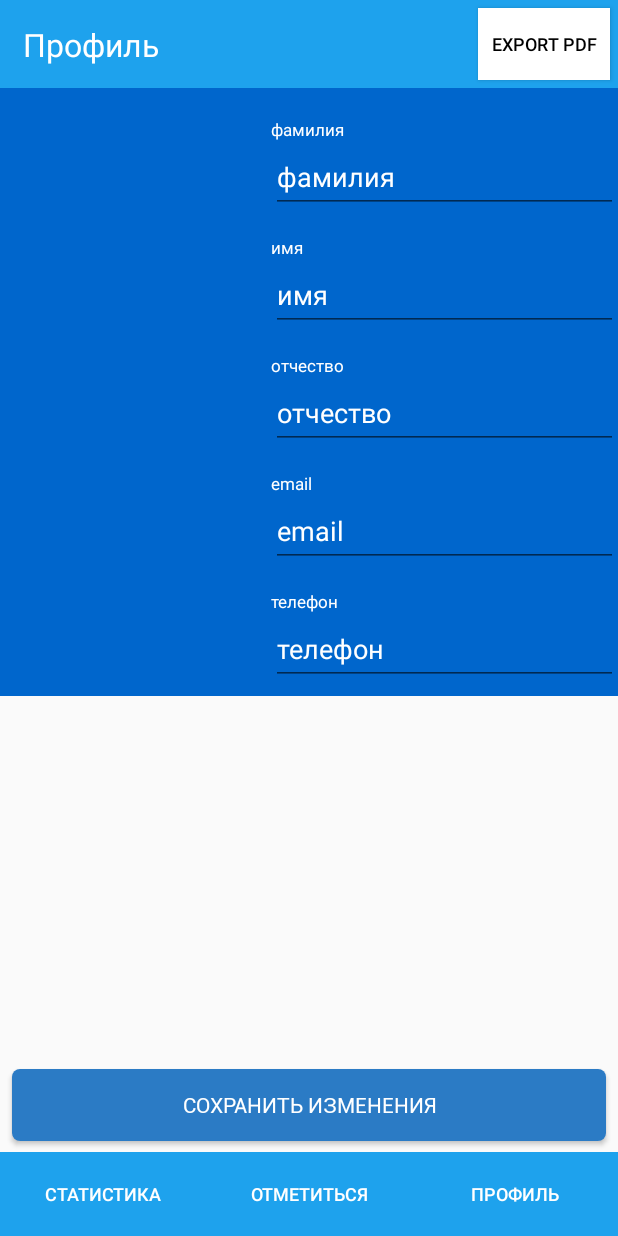
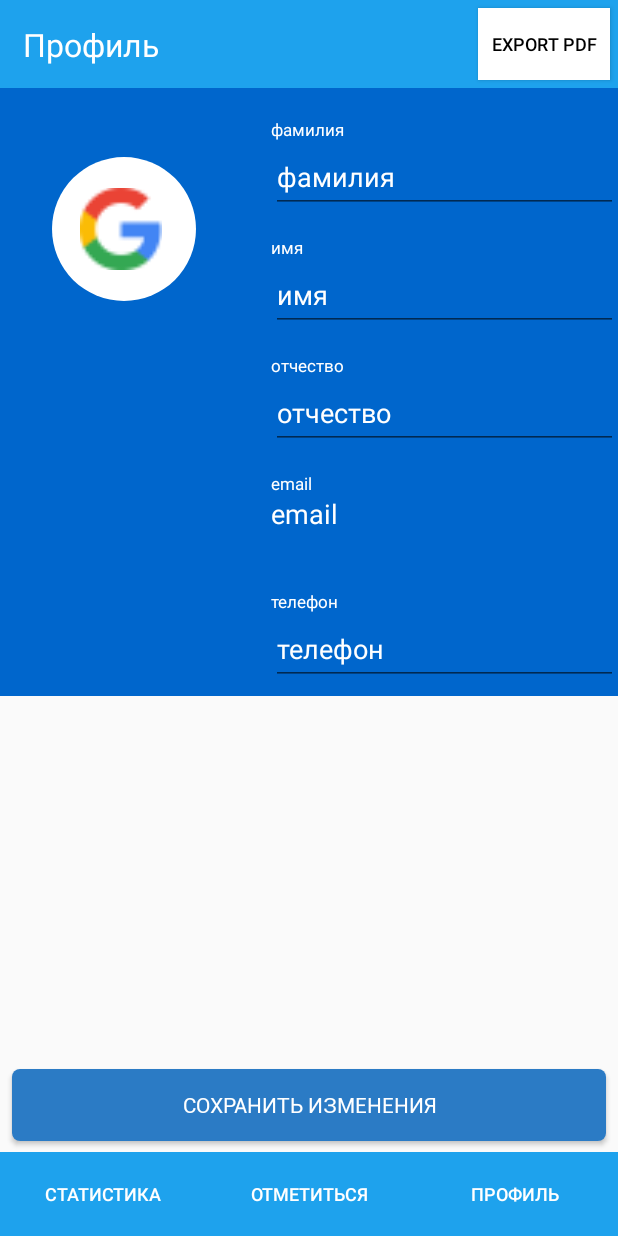
Before and after one commit to OSLL/adfmp1h22-attendance, an Android app: the fragment FragmentProfileEdit placed in its activity, after a tap on "ПРОФИЛЬ", on a phone screen of 412 x 824 dp. Run offline under Robolectric (Android 15) with nearby library versions, the phone set to English and light mode, and no system bars; our stand-ins replace CircleImageView; libraries missing offline, so code that uses them is left out: com.theartofdev.edmodo; 15 statements that could not run were skipped.

Commit message:
Enable change Image + disable change email

```diff
--- a/app/app/build.gradle
+++ b/app/app/build.gradle
@@ -39,13 +39,12 @@ android {
 }
 
 dependencies {
-
+    api 'com.theartofdev.edmodo:android-image-cropper:2.8.0'
     implementation 'androidx.core:core-ktx:1.7.0'
     implementation 'androidx.appcompat:appcompat:1.4.1'
     implementation 'com.google.android.material:material:1.5.0'
     implementation 'androidx.constraintlayout:constraintlayout:2.1.3'
-    //implementation 'info.androidhive:fontawesome:0.0.5'
-    //implementation 'com.android.support:appcompat-v7:26.1.0'
+    implementation 'de.hdodenhof:circleimageview:3.1.0'
     implementation 'androidx.legacy:legacy-support-v4:1.0.0'
     implementation 'androidx.recyclerview:recyclerview:1.2.1'
     implementation 'androidx.databinding:databinding-runtime:4.2.2'
@@ -53,6 +52,5 @@ dependencies {
     testImplementation 'junit:junit:4.13.2'
     androidTestImplementation 'androidx.test.ext:junit:1.1.3'
     androidTestImplementation 'androidx.test.espresso:espresso-core:3.4.0'
-    implementation 'de.hdodenhof:circleimageview:1.1.0'
     implementation 'com.google.android.gms:play-services-location:19.0.1'
 }
--- a/app/app/src/main/AndroidManifest.xml
+++ b/app/app/src/main/AndroidManifest.xml
@@ -5,6 +5,8 @@
     <uses-permission android:name="android.permission.INTERNET"/>
     <uses-permission android:name="android.permission.ACCESS_COARSE_LOCATION"/>
     <uses-permission android:name="android.permission.ACCESS_FINE_LOCATION"/>
+    <uses-permission android:name="android.permission.READ_EXTERNAL_STORAGE"/>
+    <uses-permission android:name="android.permission.WRITE_EXTERNAL_STORAGE"/>
 
     <application
         android:allowBackup="true"
@@ -14,6 +16,8 @@
         android:supportsRtl="true"
         android:usesCleartextTraffic="true"
         android:theme="@style/AppTheme">
+        <activity android:name="com.theartofdev.edmodo.cropper.CropImageActivity"
+            android:theme="@style/Base.Theme.AppCompat"/>
         <activity
             android:name=".LoginActivity"
             android:noHistory="true"
--- a/app/app/src/main/java/com/example/attendingfix/FragmentProfileEdit.kt
+++ b/app/app/src/main/java/com/example/attendingfix/FragmentProfileEdit.kt
@@ -1,12 +1,24 @@
 package com.example.attendingfix
 
+import android.R.attr.path
+import android.content.Context
+import android.graphics.BitmapFactory
 import android.os.Bundle
+import android.util.Log
 import android.view.LayoutInflater
 import android.view.View
 import android.view.ViewGroup
 import android.widget.Button
 import android.widget.EditText
+import android.widget.ImageView
+import android.widget.TextView
 import androidx.fragment.app.Fragment
+import com.theartofdev.edmodo.cropper.CropImage
+import com.theartofdev.edmodo.cropper.CropImageView
+import java.io.File
+import java.io.FileInputStream
+import java.io.FileNotFoundException
+
 
 /**
  * A simple [Fragment] subclass.
@@ -30,15 +42,42 @@ class FragmentProfileEdit : Fragment() {
         return inflater.inflate(R.layout.fragment_profile_edit, container, false)
     }
 
+    private fun  changePhotoUser(){
+        CropImage.activity()
+            .setAspectRatio(1, 1)
+            .setRequestedSize(600, 600)
+            .setCropShape(CropImageView.CropShape.OVAL)
+            .start(requireActivity())
+    }
+
     override fun onViewCreated(view: View, savedInstanceState: Bundle?) {
         super.onViewCreated(view, savedInstanceState)
 
         val name: EditText = view.findViewById(R.id.nameValue_edit)
         val surname: EditText = view.findViewById(R.id.surnameValue_edit)
         val parentName: EditText = view.findViewById(R.id.parentNameValue_edit)
-        val email: EditText = view.findViewById(R.id.emailValue_edit)
+        val email: TextView = view.findViewById(R.id.emailValue_edit)
         val phone: EditText = view.findViewById(R.id.phoneValue_edit)
+        val personalImage = view.findViewById<ImageView>(R.id.profile_image)
         val saveProfileButton: Button = view.findViewById(R.id.btn_saveProfile)
+
+        personalImage.setOnClickListener {
+            changePhotoUser()
+        }
+
+        val APP_PREFERENCES: String = "storeddata"
+        val APP_PREFERENCES_PROFILE_IMAGE = "ProfileImage"
+
+        val mSettings = requireActivity().getSharedPreferences(APP_PREFERENCES, Context.MODE_PRIVATE)
+
+        try {
+            val f = File(mSettings.getString(APP_PREFERENCES_PROFILE_IMAGE, null), "profile.jpg")
+            val b = BitmapFactory.decodeStream(FileInputStream(f))
+            Log.d("TAG", "Hello!")
+            personalImage.setImageBitmap(b)
+        } catch (e: FileNotFoundException) {
+            //means there is no image selected yet
+        }
 
         name.setText(userInfo[2])
         surname.setText(userInfo[1])
--- a/app/app/src/main/java/com/example/attendingfix/LoginActivity.kt
+++ b/app/app/src/main/java/com/example/attendingfix/LoginActivity.kt
@@ -75,7 +75,7 @@ class LoginActivity : AppCompatActivity() {
                             val intent = Intent(this, MainActivity::class.java)
                             val data = arrayListOf(
                                 obj.get("id"),
-                                obj.get("lastname"),
+                                obj.get("surname"),
                                 obj.get("firstname"),
                                 obj.get("secondname"),
                                 obj.get("email"),
--- a/app/app/src/main/java/com/example/attendingfix/MainActivity.kt
+++ b/app/app/src/main/java/com/example/attendingfix/MainActivity.kt
@@ -1,9 +1,14 @@
 package com.example.attendingfix
 
+import android.content.Context
+import android.content.ContextWrapper
+import android.content.Intent
+import android.content.SharedPreferences
 import android.content.pm.PackageManager
-import android.location.LocationManager
+import android.graphics.Bitmap
 import android.os.Bundle
 import android.os.NetworkOnMainThreadException
+import android.provider.MediaStore
 import android.util.Log
 import android.widget.Button
 import android.widget.TextView
@@ -13,12 +18,16 @@ import androidx.core.app.ActivityCompat
 import androidx.core.content.ContextCompat
 import androidx.fragment.app.FragmentManager
 import com.google.android.gms.location.LocationServices
+import com.theartofdev.edmodo.cropper.CropImage
 import okhttp3.MediaType.Companion.toMediaTypeOrNull
 import okhttp3.OkHttpClient
 import okhttp3.Request
 import okhttp3.RequestBody.Companion.toRequestBody
 import okhttp3.Response
 import org.json.JSONObject
+import java.io.File
+import java.io.FileOutputStream
+import java.io.IOException
 
 
 class MainActivity : AppCompatActivity() {
@@ -61,7 +70,7 @@ class MainActivity : AppCompatActivity() {
                             Log.d("response", "DONE")
                             val newData = arrayListOf(
                                 obj.get("id").toString(),
-                                obj.get("lastname").toString(),
+                                obj.get("surname").toString(),
                                 obj.get("firstname").toString(),
                                 obj.get("secondname").toString(),
                                 obj.get("email").toString(),
@@ -234,4 +243,41 @@ class MainActivity : AppCompatActivity() {
             ActivityCompat.requestPermissions(this, arrayOf(android.Manifest.permission.ACCESS_COARSE_LOCATION, android.Manifest.permission.ACCESS_FINE_LOCATION), 1)
         }
     }
+
+    override fun onActivityResult(requestCode: Int, resultCode: Int, data: Intent?) {
+        super.onActivityResult(requestCode, resultCode, data)
+        if (requestCode== CropImage.CROP_IMAGE_ACTIVITY_REQUEST_CODE && resultCode == RESULT_OK && data != null){
+            val photoURI = CropImage.getActivityResult(data).uri
+            var bitmap: Bitmap? = null
+
+            try {
+                bitmap = MediaStore.Images.Media.getBitmap(this.contentResolver, photoURI)
+            } catch (e: IOException) {
+                Log.d("TAG ", "DIDN'T FOUND BY URI")
+            }
+            val cw = ContextWrapper(applicationContext)
+            val directory: File = cw.getDir("imageDir", MODE_PRIVATE)
+            val mypath = File(directory, "profile.jpg")
+
+            var fos: FileOutputStream? = null
+            try {
+                Log.d("TAG", mypath.toString())
+                fos = FileOutputStream(mypath)
+                Log.d("TAG", fos.toString())
+                bitmap?.compress(Bitmap.CompressFormat.PNG, 100, fos)
+                val APP_PREFERENCES: String = "storeddata"
+                val APP_PREFERENCES_PROFILE_IMAGE = "ProfileImage"
+
+                val mSettings = this.getSharedPreferences(APP_PREFERENCES, Context.MODE_PRIVATE)
+
+                val editor: SharedPreferences.Editor = mSettings.edit()
+                editor.putString(APP_PREFERENCES_PROFILE_IMAGE, directory.absolutePath)
+                editor.apply()
+            } catch (e: java.lang.Exception) {
+                e.printStackTrace()
+            } finally {
+                fos?.close()
+            }
+        }
+    }
 }
--- a/app/app/src/main/java/com/example/attendingfix/ProfileFragment.kt
+++ b/app/app/src/main/java/com/example/attendingfix/ProfileFragment.kt
@@ -1,12 +1,18 @@
 package com.example.attendingfix
 
+import android.content.Context
+import android.graphics.BitmapFactory
 import android.os.Bundle
 import androidx.fragment.app.Fragment
 import android.view.LayoutInflater
 import android.view.View
 import android.view.ViewGroup
 import android.widget.Button
+import android.widget.ImageView
 import android.widget.TextView
+import java.io.File
+import java.io.FileInputStream
+import java.io.FileNotFoundException
 
 /**
  * A simple [Fragment] subclass.
@@ -37,6 +43,7 @@ class ProfileFragment : Fragment() {
         val parentName: TextView = view.findViewById(R.id.parentNameValue)
         val email: TextView = view.findViewById(R.id.emailValue)
         val phone: TextView = view.findViewById(R.id.phoneValue)
+        val personalImage = view.findViewById<ImageView>(R.id.profile_image)
         val editProfileButton: Button = view.findViewById(R.id.btn_editProfile)
 
         name.text = userInfo[2]
@@ -44,6 +51,19 @@ class ProfileFragment : Fragment() {
         parentName.text = userInfo[3]
         email.text = userInfo[4]
         phone.text = userInfo[5]
+
+        val APP_PREFERENCES: String = "storeddata"
+        val APP_PREFERENCES_PROFILE_IMAGE = "ProfileImage"
+
+        val mSettings = requireActivity().getSharedPreferences(APP_PREFERENCES, Context.MODE_PRIVATE)
+
+        try {
+            val f = File(mSettings.getString(APP_PREFERENCES_PROFILE_IMAGE, null), "profile.jpg")
+            val b = BitmapFactory.decodeStream(FileInputStream(f))
+            personalImage.setImageBitmap(b)
+        } catch (e: FileNotFoundException) {
+            //means there is no image selected yet
+        }
 
         editProfileButton.setOnClickListener {
             val myActivity = activity as MainActivity
--- a/app/app/src/main/res/layout/fragment_profile_edit.xml
+++ b/app/app/src/main/res/layout/fragment_profile_edit.xml
@@ -15,19 +15,19 @@
         android:orientation="horizontal"
         android:background="@color/blue_dark">
 
-        <ImageView
+        <de.hdodenhof.circleimageview.CircleImageView
+            xmlns:app="http://schemksas.android.com/apk/res-auto"
             android:id="@+id/profile_image"
             android:layout_width="match_parent"
-            android:layout_height="wrap_content"
-            tools:src="@tools:sample/avatars"
-            app:border_width="2dp"
-            android:layout_weight="3"
-            app:border_color="#FF000000"
-            android:layout_marginStart="8dp"
+            android:layout_height="96dp"
+            android:src="@drawable/common_google_signin_btn_icon_dark"
+            app:civ_border_width="2dp"
+            app:civ_border_color="#FF000000"
             android:scaleType="centerCrop"
             android:layout_marginTop="46dp"
             android:layout_marginEnd="8dp"
-            android:background="@color/white"/>
+            android:layout_weight="3"
+            android:layout_marginStart="8dp"/>
 
         <ScrollView
             android:layout_width="match_parent"
@@ -109,7 +109,7 @@
                     android:textColor="@color/white"
                     android:textSize="11sp" />
 
-                <EditText
+                <TextView
                     android:id="@+id/emailValue_edit"
                     android:layout_width="match_parent"
                     android:layout_height="wrap_content"
--- a/app/settings.gradle
+++ b/app/settings.gradle
@@ -10,6 +10,11 @@ dependencyResolutionManagement {
     repositories {
         google()
         mavenCentral()
+        jcenter() {
+            content {
+                includeModule("com.theartofdev.edmodo", "android-image-cropper")
+            }
+        }
     }
 }
 rootProject.name = "AttendingFix"
```
Also changed, not shown: app/app/src/main/res/layout/fragment_profile.xml (+8 -8 lines), 2 other files.
